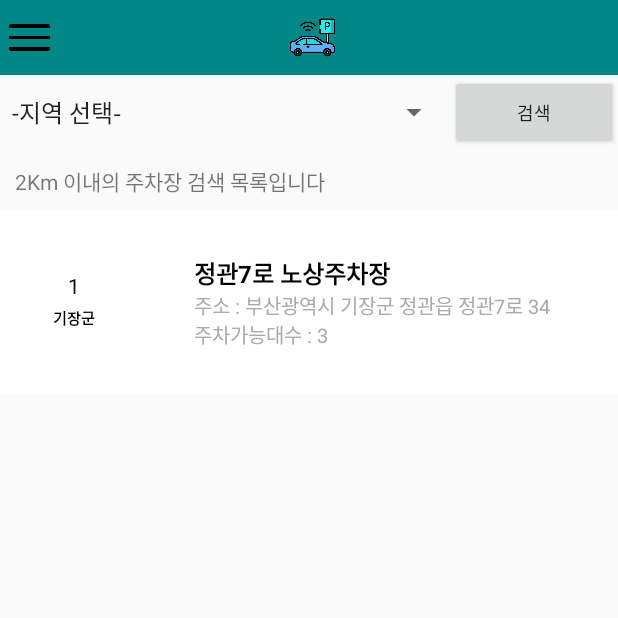
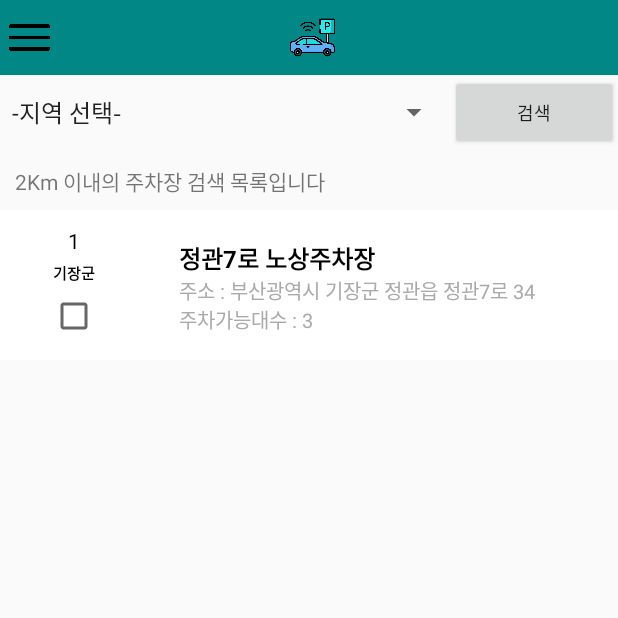
Before and after one commit to ukssss/Capstone_ParkingLot, an Android app: the MainActivity2 screen opened directly, with no data from a screen before it, on a phone screen of 412 x 824 dp, the top half of it. Run offline under Robolectric (Android 15) with nearby library versions, the phone set to English and light mode, and no system bars; libraries missing offline, so code that uses them is left out: com.skt; 1 statement that could not run was skipped.

Commit message:
2022.10.10 22:50 MainActivity2 checkBox 생성
MainActivity2 checkBox 생성
기능 구현은 X

```diff
--- a/app/src/main/java/com/example/parking/Activity/MainActivity2.java
+++ b/app/src/main/java/com/example/parking/Activity/MainActivity2.java
@@ -20,6 +20,7 @@ import android.view.Gravity;
 import android.view.View;
 import android.widget.AdapterView;
 import android.widget.Button;
+import android.widget.CheckBox;
 import android.widget.ImageView;
 import android.widget.Spinner;
 import android.widget.TextView;
@@ -86,6 +87,8 @@ public class MainActivity2 extends AppCompatActivity {
 
         setLocation(parkinglotList);
         setSpinner(parkinglotList);
+
+        favoriteCheck(parkinglotList);
 
     }
 
@@ -215,7 +218,7 @@ public class MainActivity2 extends AppCompatActivity {
         });
     }
 
-    private void initializedParkinglotRecycler(List<Parkinglot> parkinglotList) {
+    public void initializedParkinglotRecycler(List<Parkinglot> parkinglotList) {
         linearLayoutManager = new LinearLayoutManager(this);
         parkingAdapter = new ParkinglotRecyclerAdapter();
 
@@ -229,5 +232,19 @@ public class MainActivity2 extends AppCompatActivity {
 
     }
 
+    public void favoriteCheck(List<Parkinglot> parkinglotList) {
+        CheckBox checkBox = (CheckBox) findViewById(R.id.checkBox) ;
+        checkBox.setOnClickListener(new CheckBox.OnClickListener() {
+            @Override
+            public void onClick(View v) {
+                if (((CheckBox)v).isChecked()) {
+                    // TODO : CheckBox is checked.
+                } else {
+                    // TODO : CheckBox is unchecked.
+                }
+            }
+        }) ;
+    }
+
 
 }
--- a/app/src/main/res/layout/parkinglot_listview.xml
+++ b/app/src/main/res/layout/parkinglot_listview.xml
@@ -2,7 +2,7 @@
 <LinearLayout
     xmlns:android="http://schemas.android.com/apk/res/android"
     android:layout_width="match_parent"
-    android:layout_height="wrap_content"
+    android:layout_height="100dp"
     android:orientation="horizontal"
     android:background="@android:color/white">
 
@@ -11,8 +11,8 @@
         android:layout_height="match_parent"
         android:orientation="vertical"
         android:gravity="center_vertical"
-
-        android:padding="30dp">
+        android:paddingLeft="30dp"
+        android:paddingRight="30dp">
 
         <TextView
             android:id="@+id/id"
@@ -22,9 +22,7 @@
             android:paddingBottom="5dp"
             android:includeFontPadding="false"
             android:text="1"
-            android:textColor="@android:color/black">
-
-        </TextView>
+            android:textColor="@android:color/black"/>
 
         <TextView
             android:id="@+id/div"
@@ -35,9 +33,15 @@
             android:text="금정구"
             android:textSize="10sp"
             android:textColor="@android:color/black"
-            android:textStyle="bold">
+            android:textStyle="bold"
+            android:layout_marginBottom="5dp"/>
 
-        </TextView>
+        <CheckBox
+            android:id="@+id/checkBox"
+            android:layout_width="match_parent"
+            android:layout_height="wrap_content"
+            android:gravity="center"
+            android:layout_marginLeft="3dp"/>
 
     </LinearLayout>
 
@@ -45,7 +49,9 @@
         android:layout_width="0dp"
         android:layout_height="wrap_content"
         android:layout_weight="1"
-        android:padding="30dp"
+        android:paddingTop="20dp"
+        android:paddingLeft="20dp"
+
         android:orientation="vertical"
         android:gravity="center_vertical">
 
@@ -55,9 +61,9 @@
             android:layout_height="wrap_content"
             android:includeFontPadding="false"
             android:text="주차장명"
+            android:textColor="@android:color/black"
             android:textSize="16sp"
-            android:textColor="@android:color/black"
-            android:textStyle="bold"/>
+            android:textStyle="bold" />
 
         <TextView
             android:id="@+id/addr"
```
